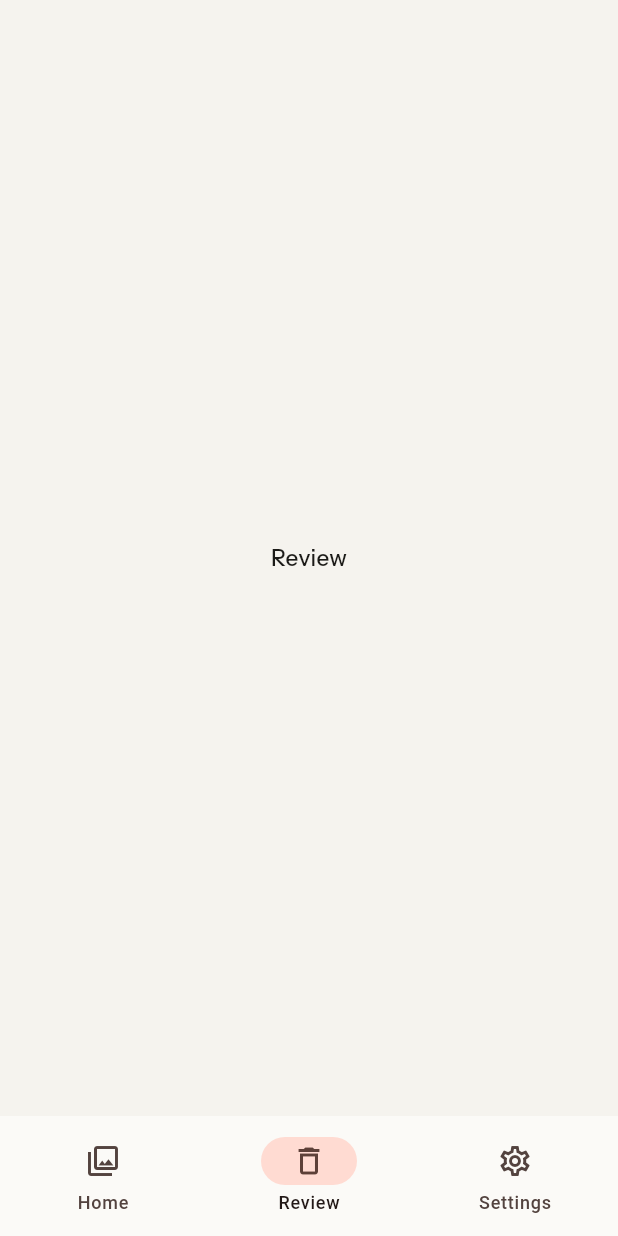
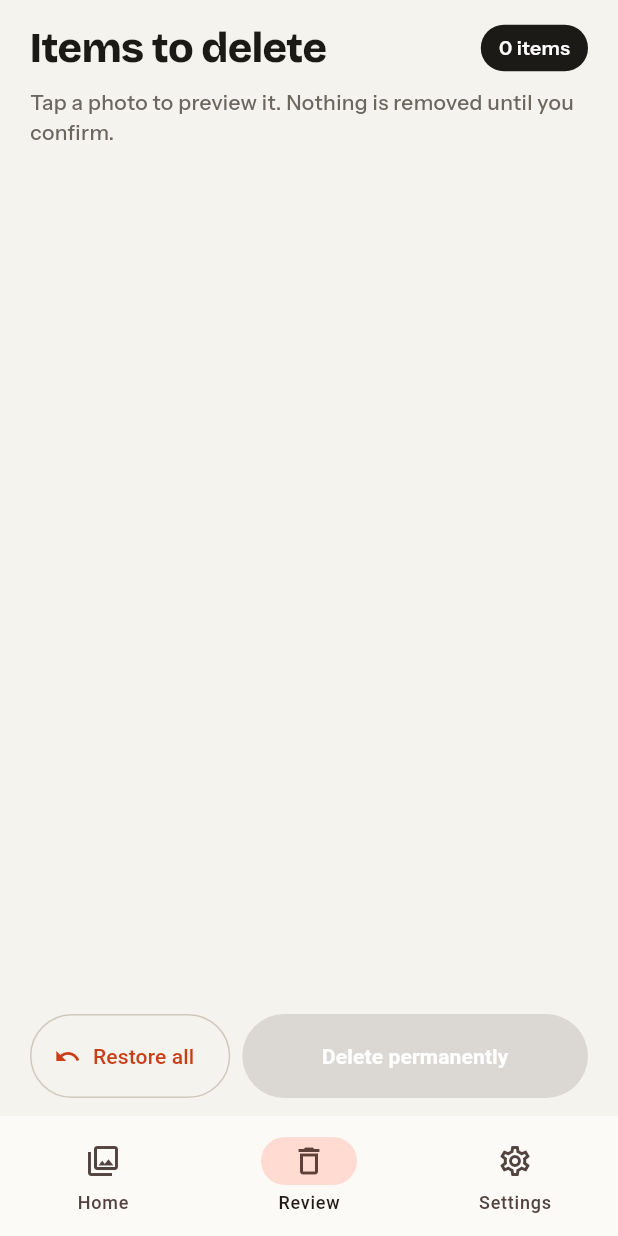
Before and after one commit to lilitha-mdlalana/sweeper, a Flutter app: the screen it shows after launch, item 2 of the bottom bar chosen, on a phone screen of 412 x 824 dp. Run offline on Flutter 3.47's test engine with Material 3 defaults, Android fonts, the phone set to English and light mode, and no system bars; our stand-ins replace flutter_riverpod, google_fonts, permission_handler; missing offline and left inert: photo_manager.

Commit message:
feat: add ReviewScreen grid with tap-to-remove and restore all
Adds ReviewScreen (Task 15): a 3-column grid of items marked for
deletion, sourced from deletionQueueProvider, with per-tile remove
buttons, an item-count header, and a Restore all action. Wires it
into AppShell in place of the Review tab placeholder. Also adds a
minimal temporary stub for MediaPreviewScreen (navigated to on tile
tap) that Task 16 will replace with the full implementation.

Co-Authored-By: Claude Sonnet 5 <noreply@anthropic.com>

```diff
--- a/lib/core/navigation/app_shell.dart
+++ b/lib/core/navigation/app_shell.dart
@@ -1,5 +1,6 @@
 import 'package:flutter/material.dart';
 import '../../features/gallery/presentation/home_screen.dart';
+import '../../features/deletion/presentation/review_screen.dart';
 
 class AppShell extends StatefulWidget {
   const AppShell({super.key});
@@ -13,7 +14,7 @@ class _AppShellState extends State<AppShell> {
 
   static const _pages = [
     HomeScreen(),
-    Center(key: Key('review-page'), child: Text('Review')),
+    ReviewScreen(),
     Center(key: Key('settings-page'), child: Text('Settings')),
   ];
 
--- /dev/null
+++ b/lib/features/deletion/presentation/review_screen.dart
@@ -0,0 +1,132 @@
+import 'dart:typed_data';
+import 'package:flutter/material.dart';
+import 'package:flutter_riverpod/flutter_riverpod.dart';
+import '../../../core/theme/app_colors.dart';
+import '../../../core/theme/app_text_styles.dart';
+import '../../gallery/presentation/gallery_providers.dart';
+import 'deletion_providers.dart';
+import 'media_preview_screen.dart';
+
+class ReviewScreen extends ConsumerWidget {
+  const ReviewScreen({super.key});
+
+  @override
+  Widget build(BuildContext context, WidgetRef ref) {
+    final queue = ref.watch(deletionQueueProvider);
+    final repo = ref.read(mediaRepositoryProvider);
+
+    return Scaffold(
+      key: const Key('review-screen'),
+      backgroundColor: AppColors.background,
+      body: SafeArea(
+        child: Padding(
+          padding: const EdgeInsets.fromLTRB(20, 12, 20, 0),
+          child: Column(
+            crossAxisAlignment: CrossAxisAlignment.start,
+            children: [
+              Row(
+                mainAxisAlignment: MainAxisAlignment.spaceBetween,
+                children: [
+                  Text('Items to delete', style: AppTextStyles.display(size: 28)),
+                  Container(
+                    padding: const EdgeInsets.symmetric(horizontal: 12, vertical: 6),
+                    decoration: BoxDecoration(
+                      color: AppColors.textPrimary,
+                      borderRadius: BorderRadius.circular(16),
+                    ),
+                    child: Text('${queue.length} items',
+                        style: AppTextStyles.body(size: 13, weight: FontWeight.w600, color: Colors.white)),
+                  ),
+                ],
+              ),
+              const SizedBox(height: 6),
+              Text('Tap a photo to preview it. Nothing is removed until you confirm.',
+                  style: AppTextStyles.bodySecondary()),
+              const SizedBox(height: 16),
+              Expanded(
+                child: GridView.builder(
+                  gridDelegate: const SliverGridDelegateWithFixedCrossAxisCount(
+                    crossAxisCount: 3,
+                    crossAxisSpacing: 8,
+                    mainAxisSpacing: 8,
+                  ),
+                  itemCount: queue.length,
+                  itemBuilder: (context, index) {
+                    final item = queue.items[index];
+                    return GestureDetector(
+                      onTap: () => Navigator.of(context).push(
+                        MaterialPageRoute(builder: (_) => MediaPreviewScreen(item: item)),
+                      ),
+                      child: Stack(
+                        children: [
+                          Positioned.fill(
+                            child: ClipRRect(
+                              borderRadius: BorderRadius.circular(14),
+                              child: FutureBuilder<Uint8List?>(
+                                future: repo.getThumbnail(item),
+                                builder: (context, snapshot) {
+                                  if (snapshot.data == null) {
+                                    return Container(color: AppColors.chipBackground);
+                                  }
+                                  return Image.memory(snapshot.data!, fit: BoxFit.cover);
+                                },
+                              ),
+                            ),
+                          ),
+                          Positioned(
+                            top: 0,
+                            right: 0,
+                            child: IconButton(
+                              key: Key('remove-tile-${item.id}'),
+                              icon: const Icon(Icons.close, color: Colors.white, size: 14),
+                              style: IconButton.styleFrom(
+                                backgroundColor: Colors.black54,
+                                minimumSize: const Size(24, 24),
+                              ),
+                              onPressed: () =>
+                                  ref.read(deletionQueueProvider.notifier).removeById(item.id),
+                            ),
+                          ),
+                        ],
+                      ),
+                    );
+                  },
+                ),
+              ),
+              Padding(
+                padding: const EdgeInsets.symmetric(vertical: 12),
+                child: Row(
+                  children: [
+                    OutlinedButton.icon(
+                      onPressed: () => ref.read(deletionQueueProvider.notifier).restoreAll(),
+                      icon: const Icon(Icons.undo),
+                      label: const Text('Restore all'),
+                      style: OutlinedButton.styleFrom(
+                        minimumSize: const Size(128, 56),
+                        side: const BorderSide(color: AppColors.borderStrong),
+                        shape: RoundedRectangleBorder(borderRadius: BorderRadius.circular(28)),
+                      ),
+                    ),
+                    const SizedBox(width: 8),
+                    Expanded(
+                      child: ElevatedButton(
+                        onPressed: queue.isEmpty ? null : () {},
+                        style: ElevatedButton.styleFrom(
+                          backgroundColor: AppColors.accent,
+                          minimumSize: const Size(0, 56),
+                          shape: RoundedRectangleBorder(borderRadius: BorderRadius.circular(28)),
+                        ),
+                        child: const Text('Delete permanently',
+                            style: TextStyle(color: Colors.white, fontWeight: FontWeight.w600)),
+                      ),
+                    ),
+                  ],
+                ),
+              ),
+            ],
+          ),
+        ),
+      ),
+    );
+  }
+}
```
Also changed, not shown: lib/features/deletion/presentation/media_preview_screen.dart (added, +11 -0 lines), 1 other file.
